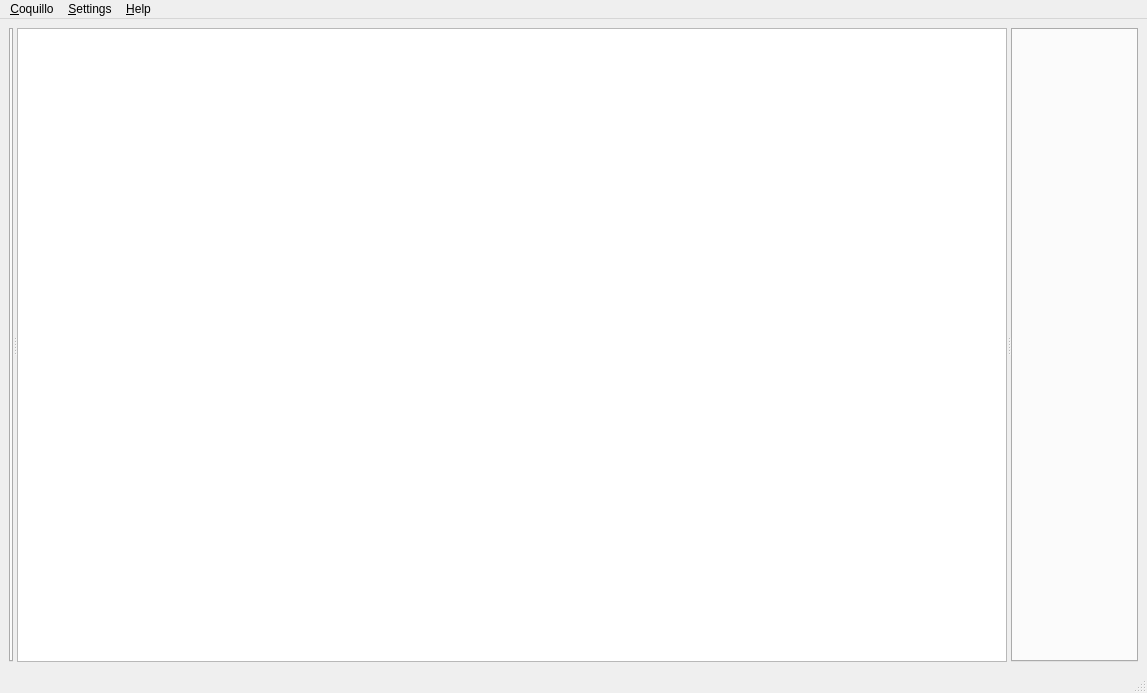
sjuvonen/coquillo, file ui/mainwindow.ui: the form before one commit.
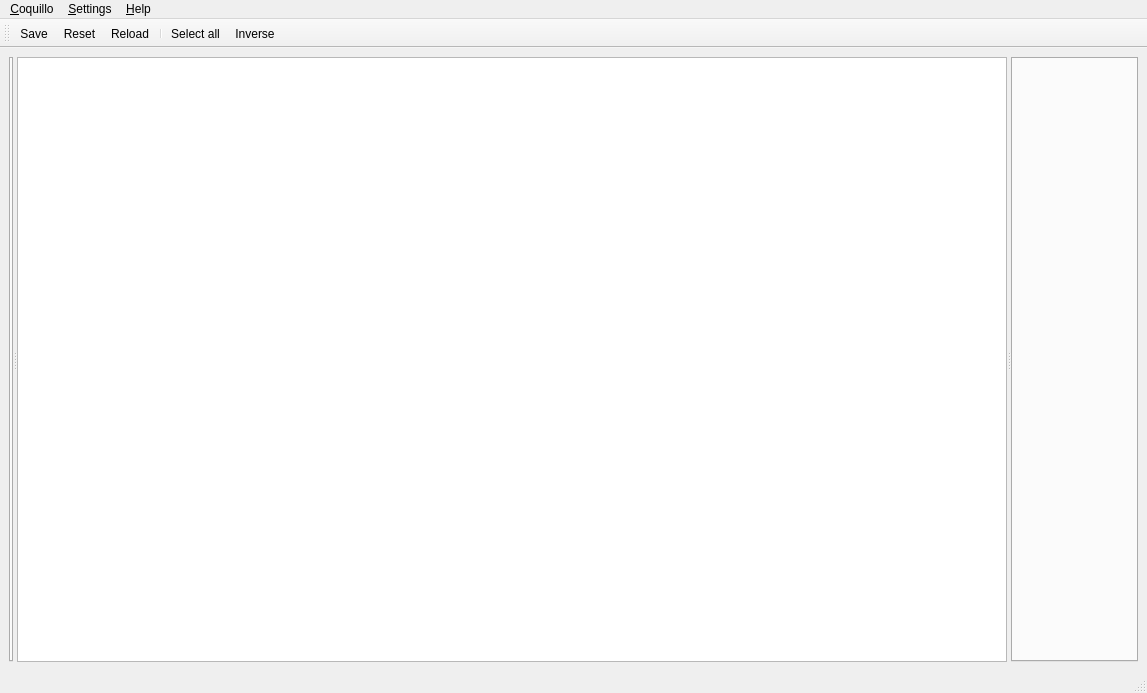
The form after the commit.

```diff
--- a/ui/mainwindow.ui
+++ b/ui/mainwindow.ui
@@ -116,6 +116,23 @@
    <addaction name="menu_Help"/>
   </widget>
   <widget class="QStatusBar" name="statusbar"/>
+  <widget class="QToolBar" name="toolBar">
+   <property name="windowTitle">
+    <string>toolBar</string>
+   </property>
+   <attribute name="toolBarArea">
+    <enum>TopToolBarArea</enum>
+   </attribute>
+   <attribute name="toolBarBreak">
+    <bool>false</bool>
+   </attribute>
+   <addaction name="actionSave"/>
+   <addaction name="actionReset"/>
+   <addaction name="actionReload"/>
+   <addaction name="separator"/>
+   <addaction name="actionSelect_all"/>
+   <addaction name="actionInvert"/>
+  </widget>
   <action name="action_About_Coquillo">
    <property name="text">
     <string>&amp;About Coquillo</string>
@@ -149,6 +166,61 @@
     <string>&amp;Open directory...</string>
    </property>
   </action>
+  <action name="actionSelect_all">
+   <property name="text">
+    <string>Select all</string>
+   </property>
+   <property name="toolTip">
+    <string>Select all items</string>
+   </property>
+   <property name="shortcut">
+    <string>Ctrl+A</string>
+   </property>
+  </action>
+  <action name="actionInvert">
+   <property name="text">
+    <string>Inverse</string>
+   </property>
+   <property name="toolTip">
+    <string>Invert current selection</string>
+   </property>
+   <property name="shortcut">
+    <string>Ctrl+I</string>
+   </property>
+  </action>
+  <action name="actionSave">
+   <property name="text">
+    <string>Save</string>
+   </property>
+   <property name="toolTip">
+    <string>Write changes to disk</string>
+   </property>
+   <property name="shortcut">
+    <string>Ctrl+S</string>
+   </property>
+  </action>
+  <action name="actionReload">
+   <property name="text">
+    <string>Reload</string>
+   </property>
+   <property name="toolTip">
+    <string>Reload directories and discard changes</string>
+   </property>
+   <property name="shortcut">
+    <string>Ctrl+R</string>
+   </property>
+  </action>
+  <action name="actionReset">
+   <property name="text">
+    <string>Reset</string>
+   </property>
+   <property name="toolTip">
+    <string>Discard all changes</string>
+   </property>
+   <property name="shortcut">
+    <string>Ctrl+Z</string>
+   </property>
+  </action>
  </widget>
  <tabstops>
   <tabstop>tools</tabstop>
```
Left out of the diff: 9 changed lines with no effect on the pictures.
